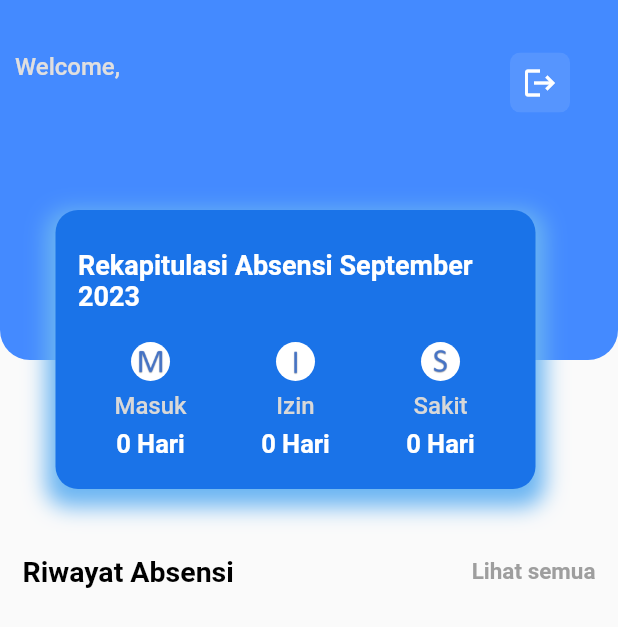
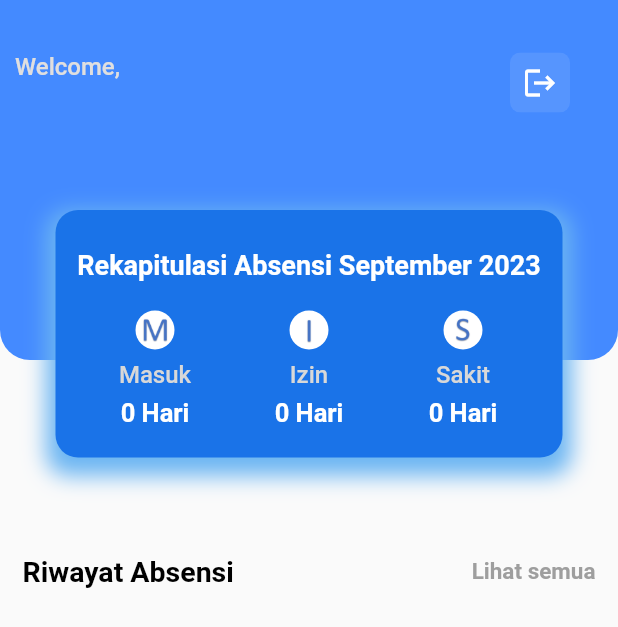
Before and after one commit to bellasoniadwi/absensi_flutter, a Flutter app: the Home screen opened directly, on a phone screen of 412 x 824 dp. Shown: the top 627 px of the screen. Run offline on Flutter 3.47's test engine with Material 2 defaults, Android fonts, the light colour scheme and no system bars; our stand-ins replace cloud_firestore, firebase_auth, firebase_core, firebase_storage, geolocator, hive and 4 more; accounts and stored records are empty.

Commit message:
update padding rekap

```diff
--- a/lib/screens/home.dart
+++ b/lib/screens/home.dart
@@ -309,6 +309,7 @@ class _HomeState extends State<Home> {
         Positioned(
           top: 140,
           left: 37,
+          right: 37,
           child: Container(
             width: 320,
             decoration: BoxDecoration(
@@ -346,7 +347,7 @@ class _HomeState extends State<Home> {
                   ),
                   SizedBox(height: 7),
                   Padding(
-                    padding: const EdgeInsets.only(left: 15),
+                    padding: const EdgeInsets.only(left: 11, right: 11),
                     child: Text(
                       'Rekapitulasi Absensi ${DateFormat('MMMM yyyy', 'id_ID').format(DateTime.now())}',
                       style: TextStyle(
```
